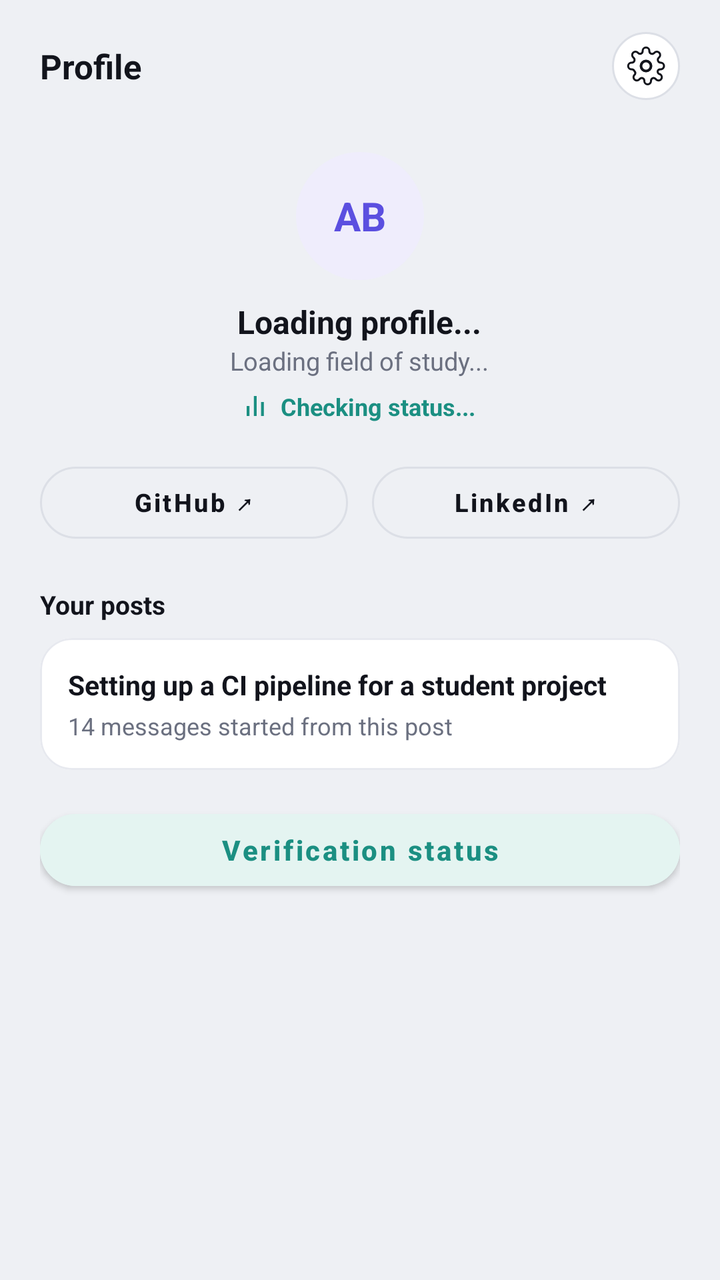
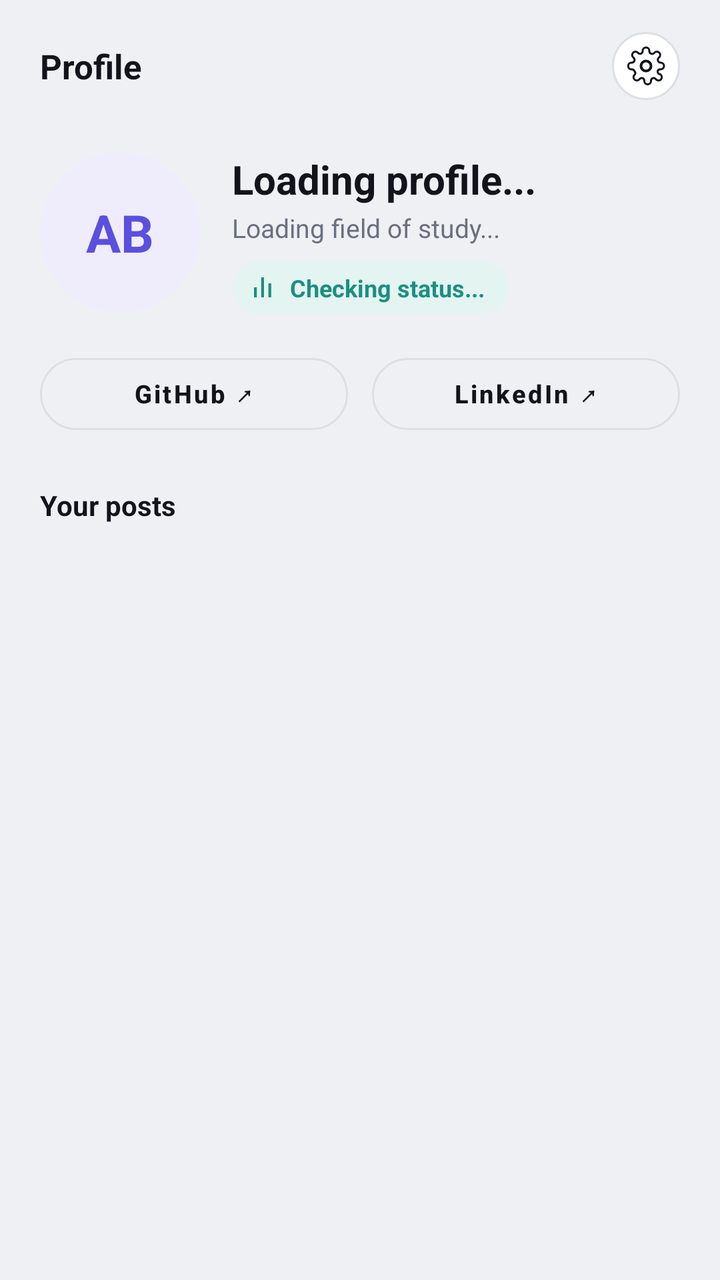

The first picture is an Android layout as it rendered before a commit; the second is the same layout after the commit. The layout source and the unified diff follow.
<!-- AndroidManifest.xml: application theme Theme.Amplify -->
<!-- res/layout/fragment_profile.xml -->
<?xml version="1.0" encoding="utf-8"?>
<LinearLayout xmlns:android="http://schemas.android.com/apk/res/android"
    xmlns:app="http://schemas.android.com/apk/res-auto"
    android:layout_width="match_parent"
    android:layout_height="match_parent"
    android:orientation="vertical"
    android:background="@color/paper">

    <LinearLayout
        android:layout_width="match_parent"
        android:layout_height="wrap_content"
        android:orientation="horizontal"
        android:gravity="center_vertical"
        android:paddingStart="20dp"
        android:paddingEnd="20dp"
        android:paddingTop="16dp"
        android:paddingBottom="6dp">

        <TextView
            android:layout_width="0dp"
            android:layout_height="wrap_content"
            android:layout_weight="1"
            android:text="Profile"
            android:textSize="17sp"
            android:textStyle="bold"
            android:textColor="@color/ink" />

        <ImageButton
            android:id="@+id/btnSettings"
            android:layout_width="34dp"
            android:layout_height="34dp"
            android:background="@drawable/bg_circle_button"
            android:src="@drawable/ic_settings"
            android:padding="8dp"
            android:contentDescription="Settings" />
    </LinearLayout>

    <ScrollView
        android:layout_width="match_parent"
        android:layout_height="0dp"
        android:layout_weight="1">

        <LinearLayout
            android:layout_width="match_parent"
            android:layout_height="wrap_content"
            android:orientation="vertical"
            android:padding="20dp">

            <LinearLayout
                android:layout_width="match_parent"
                android:layout_height="wrap_content"
                android:orientation="vertical"
                android:gravity="center"
                android:layout_marginBottom="16dp">

                <TextView
                    android:id="@+id/tvProfileInitials"
                    android:layout_width="64dp"
                    android:layout_height="64dp"
                    android:background="@drawable/bg_avatar_circle"
                    android:gravity="center"
                    android:text="AB"
                    android:textColor="@color/accent"
                    android:textStyle="bold"
                    android:textSize="20sp"
                    android:layout_marginBottom="10dp" />

                <TextView
                    android:id="@+id/tvProfileName"
                    android:layout_width="wrap_content"
                    android:layout_height="wrap_content"
                    android:text="Loading profile..."
                    android:textSize="16sp"
                    android:textStyle="bold"
                    android:textColor="@color/ink" />

                <TextView
                    android:id="@+id/tvFieldOfStudy"
                    android:layout_width="wrap_content"
                    android:layout_height="wrap_content"
                    android:text="Loading field of study..."
                    android:textSize="12.5sp"
                    android:textColor="@color/muted"
                    android:layout_marginBottom="6dp" />

                <LinearLayout
                    android:layout_width="wrap_content"
                    android:layout_height="wrap_content"
                    android:orientation="horizontal"
                    android:gravity="center_vertical">

                    <ImageView
                        android:layout_width="14dp"
                        android:layout_height="10dp"
                        android:src="@drawable/ic_verified_mark"
                        android:layout_marginEnd="4dp" />

                    <TextView
                        android:id="@+id/tvVerificationLabel"
                        android:layout_width="wrap_content"
                        android:layout_height="wrap_content"
                        android:text="Checking status..."
                        android:textSize="12sp"
                        android:textColor="@color/teal"
                        android:textStyle="bold" />
                </LinearLayout>
            </LinearLayout>

            <LinearLayout
                android:layout_width="match_parent"
                android:layout_height="wrap_content"
                android:orientation="horizontal"
                android:layout_marginBottom="18dp">

                <com.google.android.material.button.MaterialButton
                    android:id="@+id/btnGithub"
                    style="@style/Amplify.Button.Outline"
                    android:layout_width="0dp"
                    android:layout_height="wrap_content"
                    android:layout_weight="1"
                    android:layout_marginEnd="6dp"
                    android:paddingTop="8dp"
                    android:paddingBottom="8dp"
                    android:textSize="12.5sp"
                    android:text="GitHub ↗" />

                <com.google.android.material.button.MaterialButton
                    android:id="@+id/btnLinkedIn"
                    style="@style/Amplify.Button.Outline"
                    android:layout_width="0dp"
                    android:layout_height="wrap_content"
                    android:layout_weight="1"
                    android:layout_marginStart="6dp"
                    android:paddingTop="8dp"
                    android:paddingBottom="8dp"
                    android:textSize="12.5sp"
                    android:text="LinkedIn ↗" />
            </LinearLayout>

            <TextView
                android:layout_width="wrap_content"
                android:layout_height="wrap_content"
                android:text="Your posts"
                android:textSize="13sp"
                android:textStyle="bold"
                android:textColor="@color/ink"
                android:layout_marginBottom="8dp" />

            <com.google.android.material.card.MaterialCardView
                android:id="@+id/cardMyPost"
                style="@style/Amplify.Card"
                android:layout_width="match_parent"
                android:layout_height="wrap_content"
                android:layout_marginBottom="16dp"
                android:clickable="true"
                android:focusable="true">

                <LinearLayout
                    android:layout_width="match_parent"
                    android:layout_height="wrap_content"
                    android:orientation="vertical"
                    android:padding="14dp">

                    <TextView
                        android:layout_width="match_parent"
                        android:layout_height="wrap_content"
                        android:text="Setting up a CI pipeline for a student project"
                        android:textSize="13.5sp"
                        android:textStyle="bold"
                        android:textColor="@color/ink" />

                    <TextView
                        android:layout_width="match_parent"
                        android:layout_height="wrap_content"
                        android:text="14 messages started from this post"
                        android:textSize="12sp"
                        android:textColor="@color/muted"
                        android:layout_marginTop="3dp" />
                </LinearLayout>
            </com.google.android.material.card.MaterialCardView>

            <com.google.android.material.button.MaterialButton
                android:id="@+id/btnVerificationStatus"
                android:layout_width="match_parent"
                android:layout_height="wrap_content"
                android:backgroundTint="@color/teal_soft"
                android:textColor="@color/teal"
                app:cornerRadius="28dp"
                android:textAllCaps="false"
                android:textStyle="bold"
                android:text="Verification status" />

        </LinearLayout>
    </ScrollView>
</LinearLayout>
<!-- resources referenced by this layout -->
<resources>
  <color name="accent">#5B4FE0</color>
  <color name="ink">#12141C</color>
  <color name="muted">#6B7080</color>
  <color name="paper">#EEF0F4</color>
  <color name="teal">#1B8F82</color>
  <color name="teal_soft">#E4F4F1</color>
  <!-- drawable bg_avatar_circle (drawable) -->
  <?xml version="1.0" encoding="utf-8"?>
  <shape xmlns:android="http://schemas.android.com/apk/res/android" android:shape="oval">
      <solid android:color="@color/accent_soft" />
  </shape>
  <!-- drawable bg_circle_button (drawable) -->
  <?xml version="1.0" encoding="utf-8"?>
  <shape xmlns:android="http://schemas.android.com/apk/res/android" android:shape="oval">
      <solid android:color="@color/surface" />
      <stroke android:width="1dp" android:color="@color/line" />
  </shape>
  <!-- drawable ic_settings (drawable) -->
  <vector xmlns:android="http://schemas.android.com/apk/res/android"
      android:width="20dp" android:height="20dp" android:viewportWidth="24" android:viewportHeight="24">
      <path android:pathData="M12,15A3,3 0 1,0 12,9A3,3 0 0,0 12,15Z" android:strokeColor="#12141C" android:strokeWidth="1.6" />
      <path android:pathData="M19,15A1.7,1.7 0 0,0 20.6,17L20.7,17.1A2,2 0 1,1 17.9,19.9L17.8,19.8A1.7,1.7 0 0,0 16,19.3A1.7,1.7 0 0,0 15,20.9V21A2,2 0 0,1 11,21V20.9A1.7,1.7 0 0,0 10,19.3A1.7,1.7 0 0,0 8.2,19.8L8.1,19.9A2,2 0 1,1 5.3,17.1L5.4,17A1.7,1.7 0 0,0 5,15A1.7,1.7 0 0,0 3.4,14H3.3A2,2 0 0,1 3.3,10H3.4A1.7,1.7 0 0,0 5,9A1.7,1.7 0 0,0 4.6,7.1L4.5,7A2,2 0 1,1 7.3,4.2L7.4,4.3A1.7,1.7 0 0,0 9,4.6A1.7,1.7 0 0,0 10,3V2.9A2,2 0 0,1 14,2.9V3A1.7,1.7 0 0,0 15,4.6A1.7,1.7 0 0,0 16.8,4.3L16.9,4.2A2,2 0 1,1 19.7,7L19.6,7.1A1.7,1.7 0 0,0 19.2,8.9A1.7,1.7 0 0,0 20.7,10H20.8A2,2 0 0,1 20.8,14H20.7A1.7,1.7 0 0,0 19,15Z"
          android:strokeColor="#12141C" android:strokeWidth="1.2" android:strokeLineJoin="round" />
  </vector>
  <!-- drawable ic_verified_mark (drawable) -->
  <vector xmlns:android="http://schemas.android.com/apk/res/android"
      android:width="14dp" android:height="10dp" android:viewportWidth="14" android:viewportHeight="10">
      <path android:pathData="M1,5H2.4V10H1Z" android:fillColor="#1B8F82" />
      <path android:pathData="M4.6,0H6V10H4.6Z" android:fillColor="#1B8F82" />
      <path android:pathData="M8.2,3H9.6V10H8.2Z" android:fillColor="#1B8F82" />
  </vector>
  <style name="Amplify.Button.Outline" parent="Widget.MaterialComponents.Button.OutlinedButton">
          <item name="strokeColor">@color/line</item>
          <item name="android:textColor">@color/ink</item>
          <item name="cornerRadius">28dp</item>
          <item name="android:textAllCaps">false</item>
          <item name="android:textSize">15sp</item>
          <item name="android:textStyle">bold</item>
          <item name="android:paddingTop">14dp</item>
          <item name="android:paddingBottom">14dp</item>
      </style>
  <style name="Amplify.Card" parent="Widget.MaterialComponents.CardView">
          <item name="cardCornerRadius">16dp</item>
          <item name="cardElevation">0dp</item>
          <item name="strokeColor">@color/line_soft</item>
          <item name="strokeWidth">1dp</item>
          <item name="cardBackgroundColor">@color/surface</item>
      </style>
  <style name="Theme.Amplify" parent="Theme.MaterialComponents.Light.NoActionBar">
          <item name="colorPrimary">@color/accent</item>
          <item name="colorPrimaryDark">@color/ink</item>
          <item name="colorAccent">@color/accent</item>
          <item name="android:windowBackground">@color/paper</item>
          <item name="android:statusBarColor">@color/surface</item>
          <item name="android:windowLightStatusBar">true</item>
      </style>
  <color name="accent_soft">#EFEDFC</color>
  <color name="surface">#FFFFFF</color>
  <color name="line">#DCDFE6</color>
  <color name="line_soft">#E7E9EF</color>
</resources>

<!-- the commit's change to res/layout/fragment_profile.xml (unified diff, before → after) -->
@@ -35,7 +35,8 @@
             android:contentDescription="Settings" />
     </LinearLayout>
 
-    <ScrollView
+    <androidx.core.widget.NestedScrollView
+        android:id="@+id/scrollProfile"
         android:layout_width="match_parent"
         android:layout_height="0dp"
         android:layout_weight="1">
@@ -46,71 +47,89 @@
             android:orientation="vertical"
             android:padding="20dp">
 
+            
             <LinearLayout
                 android:layout_width="match_parent"
                 android:layout_height="wrap_content"
-                android:orientation="vertical"
-                android:gravity="center"
+                android:orientation="horizontal"
+                android:gravity="center_vertical"
                 android:layout_marginBottom="16dp">
 
                 <TextView
                     android:id="@+id/tvProfileInitials"
-                    android:layout_width="64dp"
-                    android:layout_height="64dp"
+                    android:layout_width="80dp"
+                    android:layout_height="80dp"
                     android:background="@drawable/bg_avatar_circle"
                     android:gravity="center"
                     android:text="AB"
                     android:textColor="@color/accent"
                     android:textStyle="bold"
-                    android:textSize="20sp"
-                    android:layout_marginBottom="10dp" />
-
-                <TextView
-                    android:id="@+id/tvProfileName"
-                    android:layout_width="wrap_content"
+                    android:textSize="26sp" />
+
+                <LinearLayout
+                    android:layout_width="0dp"
                     android:layout_height="wrap_content"
-                    android:text="Loading profile..."
-                    android:textSize="16sp"
-                    android:textStyle="bold"
-                    android:textColor="@color/ink" />
-
-                <TextView
-                    android:id="@+id/tvFieldOfStudy"
-                    android:layout_width="wrap_content"
-                    android:layout_height="wrap_content"
-                    android:text="Loading field of study..."
-                    android:textSize="12.5sp"
-                    android:textColor="@color/muted"
-                    android:layout_marginBottom="6dp" />
-
-                <LinearLayout
-                    android:layout_width="wrap_content"
-                    android:layout_height="wrap_content"
-                    android:orientation="horizontal"
-                    android:gravity="center_vertical">
-
-                    <ImageView
-                        android:layout_width="14dp"
-                        android:layout_height="10dp"
-                        android:src="@drawable/ic_verified_mark"
-                        android:layout_marginEnd="4dp" />
+                    android:layout_weight="1"
+                    android:layout_marginStart="16dp"
+                    android:orientation="vertical">
 
                     <TextView
-                        android:id="@+id/tvVerificationLabel"
+                        android:id="@+id/tvProfileName"
+                        android:layout_width="match_parent"
+                        android:layout_height="wrap_content"
+                        android:text="Loading profile..."
+                        android:maxLines="1"
+                        android:ellipsize="end"
+                        android:textSize="20sp"
+                        android:textStyle="bold"
+                        android:textColor="@color/ink" />
+
+                    <TextView
+                        android:id="@+id/tvFieldOfStudy"
+                        android:layout_width="match_parent"
+                        android:layout_height="wrap_content"
+                        android:layout_marginTop="2dp"
+                        android:text="Loading field of study..."
+                        android:maxLines="2"
+                        android:ellipsize="end"
+                        android:textSize="13sp"
+                        android:textColor="@color/muted" />
+
+                    <LinearLayout
                         android:layout_width="wrap_content"
                         android:layout_height="wrap_content"
-                        android:text="Checking status..."
-                        android:textSize="12sp"
-                        android:textColor="@color/teal"
-                        android:textStyle="bold" />
+                        android:layout_marginTop="8dp"
+                        android:background="@drawable/bg_verified_chip"
+                        android:orientation="horizontal"
+                        android:gravity="center_vertical"
+                        android:paddingStart="10dp"
+                        android:paddingEnd="12dp"
+                        android:paddingTop="5dp"
+                        android:paddingBottom="5dp">
+
+                        <ImageView
+                            android:layout_width="14dp"
+                            android:layout_height="10dp"
+                            android:src="@drawable/ic_verified_mark"
+                            android:layout_marginEnd="5dp"
+                            android:contentDescription="Verification status" />
+
+                        <TextView
+                            android:id="@+id/tvVerificationLabel"
+                            android:layout_width="wrap_content"
+                            android:layout_height="wrap_content"
+                            android:text="Checking status..."
+                            android:textSize="12sp"
+                            android:textColor="@color/teal"
+                            android:textStyle="bold" />
+                    </LinearLayout>
                 </LinearLayout>
             </LinearLayout>
 
             <LinearLayout
                 android:layout_width="match_parent"
                 android:layout_height="wrap_content"
-                android:orientation="horizontal"
-                android:layout_marginBottom="18dp">
+                android:orientation="horizontal">
 
                 <com.google.android.material.button.MaterialButton
                     android:id="@+id/btnGithub"
@@ -137,59 +156,58 @@
                     android:text="LinkedIn ↗" />
             </LinearLayout>
 
-            <TextView
-                android:layout_width="wrap_content"
-                android:layout_height="wrap_content"
-                android:text="Your posts"
-                android:textSize="13sp"
-                android:textStyle="bold"
-                android:textColor="@color/ink"
-                android:layout_marginBottom="8dp" />
-
-            <com.google.android.material.card.MaterialCardView
-                android:id="@+id/cardMyPost"
-                style="@style/Amplify.Card"
-                android:layout_width="match_parent"
-                android:layout_height="wrap_content"
-                android:layout_marginBottom="16dp"
-                android:clickable="true"
-                android:focusable="true">
-
-                <LinearLayout
-                    android:layout_width="match_parent"
-                    android:layout_height="wrap_content"
-                    android:orientation="vertical"
-                    android:padding="14dp">
-
-                    <TextView
-                        android:layout_width="match_parent"
-                        android:layout_height="wrap_content"
-                        android:text="Setting up a CI pipeline for a student project"
-                        android:textSize="13.5sp"
-                        android:textStyle="bold"
-                        android:textColor="@color/ink" />
-
-                    <TextView
-                        android:layout_width="match_parent"
-                        android:layout_height="wrap_content"
-                        android:text="14 messages started from this post"
-                        android:textSize="12sp"
-                        android:textColor="@color/muted"
-                        android:layout_marginTop="3dp" />
-                </LinearLayout>
-            </com.google.android.material.card.MaterialCardView>
-
+            
             <com.google.android.material.button.MaterialButton
                 android:id="@+id/btnVerificationStatus"
                 android:layout_width="match_parent"
                 android:layout_height="wrap_content"
+                android:layout_marginTop="14dp"
                 android:backgroundTint="@color/teal_soft"
                 android:textColor="@color/teal"
                 app:cornerRadius="28dp"
                 android:textAllCaps="false"
                 android:textStyle="bold"
-                android:text="Verification status" />
+                android:text="Get verified"
+                android:visibility="gone" />
+
+            <TextView
+                android:layout_width="wrap_content"
+                android:layout_height="wrap_content"
+                android:text="Your posts"
+                android:textSize="14sp"
+                android:textStyle="bold"
+                android:textColor="@color/ink"
+                android:layout_marginTop="22dp"
+                android:layout_marginBottom="10dp" />
+
+            <TextView
+                android:id="@+id/tvNoMyPosts"
+                android:layout_width="match_parent"
+                android:layout_height="wrap_content"
+                android:text="You haven't posted anything yet."
+                android:textSize="12.5sp"
+                android:textColor="@color/muted"
+                android:paddingTop="6dp"
+                android:paddingBottom="14dp"
+                android:visibility="gone" />
+
+            
+            <androidx.recyclerview.widget.RecyclerView
+                android:id="@+id/rvMyPosts"
+                android:layout_width="match_parent"
+                android:layout_height="wrap_content"
+                android:nestedScrollingEnabled="false"
+                android:overScrollMode="never"
+                android:clipToPadding="false" />
+
+            <ProgressBar
+                android:id="@+id/progressMore"
+                android:layout_width="26dp"
+                android:layout_height="26dp"
+                android:layout_gravity="center_horizontal"
+                android:layout_marginTop="12dp"
+                android:visibility="gone" />
 
         </LinearLayout>
-    </ScrollView>
+    </androidx.core.widget.NestedScrollView>
 </LinearLayout>
<!-- resource entries referenced after the edit -->
@@ -16,6 +16,13 @@
   <shape xmlns:android="http://schemas.android.com/apk/res/android" android:shape="oval">
       <solid android:color="@color/surface" />
       <stroke android:width="1dp" android:color="@color/line" />
+  </shape>
+  <!-- drawable bg_verified_chip (drawable) -->
+  <?xml version="1.0" encoding="utf-8"?>
+  <shape xmlns:android="http://schemas.android.com/apk/res/android"
+      android:shape="rectangle">
+      <solid android:color="@color/teal_soft" />
+      <corners android:radius="14dp" />
   </shape>
   <!-- drawable ic_settings (drawable) -->
   <vector xmlns:android="http://schemas.android.com/apk/res/android"
@@ -41,13 +48,6 @@
           <item name="android:paddingTop">14dp</item>
           <item name="android:paddingBottom">14dp</item>
       </style>
-  <style name="Amplify.Card" parent="Widget.MaterialComponents.CardView">
-          <item name="cardCornerRadius">16dp</item>
-          <item name="cardElevation">0dp</item>
-          <item name="strokeColor">@color/line_soft</item>
-          <item name="strokeWidth">1dp</item>
-          <item name="cardBackgroundColor">@color/surface</item>
-      </style>
   <style name="Theme.Amplify" parent="Theme.MaterialComponents.Light.NoActionBar">
           <item name="colorPrimary">@color/accent</item>
           <item name="colorPrimaryDark">@color/ink</item>
@@ -59,6 +59,5 @@
   <color name="accent_soft">#EFEDFC</color>
   <color name="surface">#FFFFFF</color>
   <color name="line">#DCDFE6</color>
-  <color name="line_soft">#E7E9EF</color>
 </resources>
 
